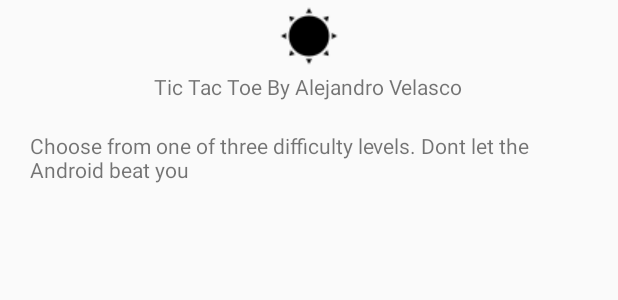
After one commit to savelascod/AndroidTicTacToe-Tutorial2, an Android app: the layout about_dialog.xml on its own in the app's theme, with its tools: preview values and no code run, on a phone screen of 412 x 824 dp. The commit adds this screen. Shown: the top 300 px of the screen. Run offline under Robolectric (Android 15) with nearby library versions, the phone set to English and light mode, and no system bars.

Commit message:
-Added About Dialog. (Extra Challenge)

```diff
--- /dev/null
+++ b/TicTacToe/src/main/res/layout/about_dialog.xml
@@ -0,0 +1,15 @@
+<?xml version="1.0" encoding="utf-8"?>
+<LinearLayout xmlns:android="http://schemas.android.com/apk/res/android"
+              android:orientation="vertical"
+              android:layout_width="match_parent"
+              android:layout_height="match_parent">
+    <ImageView
+            android:layout_width="wrap_content"
+            android:layout_height="wrap_content"
+            android:id="@+id/imageView" android:src="@drawable/alejo_sun" android:layout_gravity="center_horizontal"/>
+    <TextView android:layout_width="wrap_content" android:layout_height="wrap_content" android:text="@string/about"
+              android:layout_gravity="center_horizontal"/>
+    <TextView android:layout_width="wrap_content" android:layout_height="wrap_content"
+              android:text="@string/instructions"
+              android:layout_gravity="center_horizontal" android:layout_margin="20dp"/>
+</LinearLayout>
--- a/TicTacToe/src/main/res/menu/menu_android_tic_tac_toe.xml
+++ b/TicTacToe/src/main/res/menu/menu_android_tic_tac_toe.xml
@@ -5,4 +5,5 @@
     <item android:id="@+id/ai_difficulty" android:title="@string/menu_ai_difficulty"
           android:icon="@drawable/difficulty_level"></item>
     <item android:id="@+id/quit" android:title="@string/menu_quit" android:icon="@drawable/quit_game"></item>
+    <item android:id="@+id/about" android:title="@string/about_label"></item>
 </menu>
--- a/TicTacToe/src/main/res/values/strings.xml
+++ b/TicTacToe/src/main/res/values/strings.xml
@@ -21,4 +21,7 @@
     <string name="menu_new_game">New Game</string>
     <string name="menu_ai_difficulty">Difficulty</string>
     <string name="menu_quit">Quit</string>
+    <string name="about">Tic Tac Toe By Alejandro Velasco</string>
+    <string name="instructions">Choose from one of three difficulty levels. Dont let the Android beat you</string>
+    <string name="about_label">About</string>
 </resources>
```
Also changed, not shown: TicTacToe/src/main/java/edu/harding/tictactoe/AboutAlertDialog.java (added, +37 -0 lines), TicTacToe/src/main/java/edu/harding/tictactoe/AndroidTicTacToeActivity.java (+9 -0 lines), TicTacToe/src/main/res/drawable/alejo_sun.png (added).
